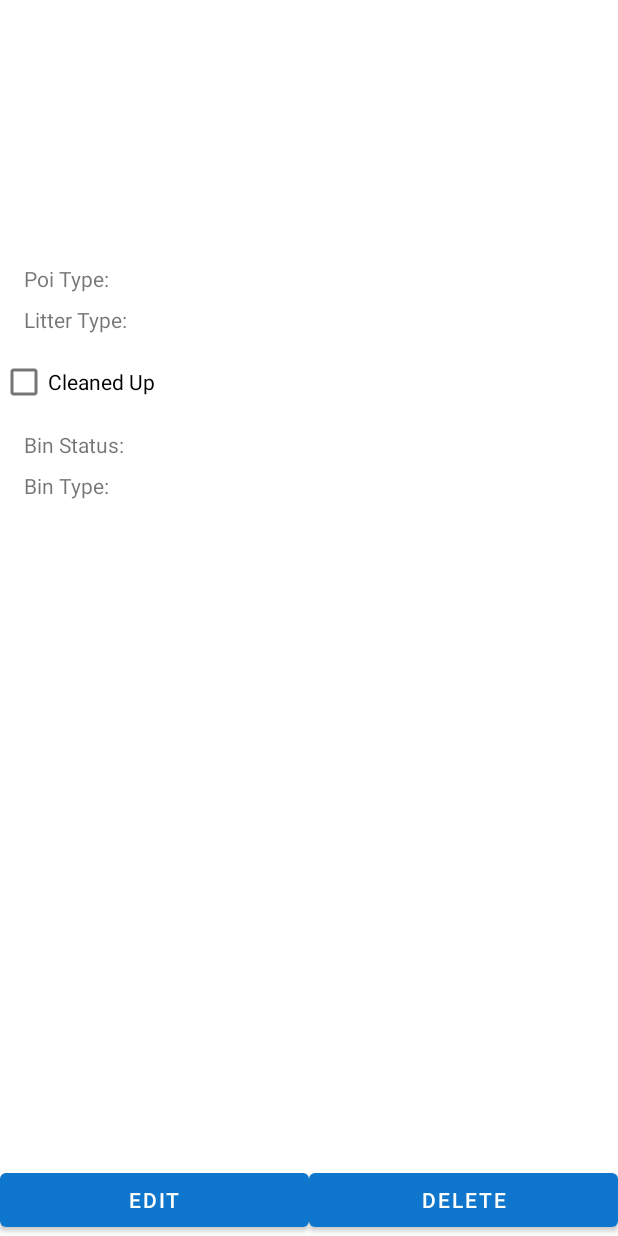
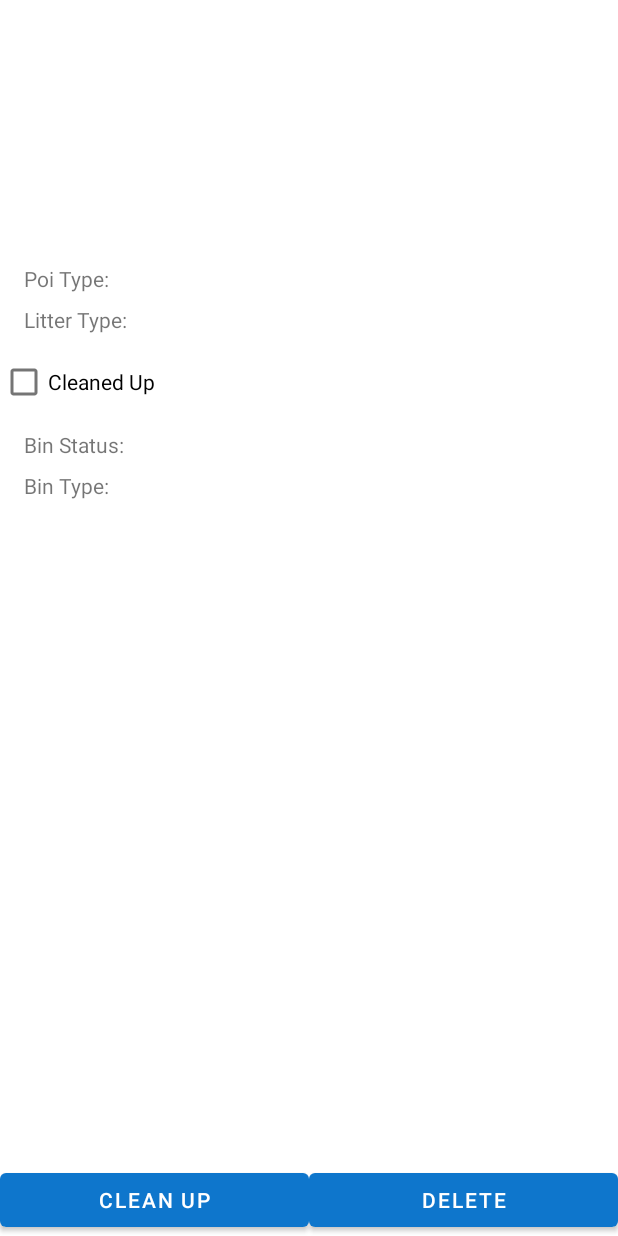
Before and after one commit to grzpiotrowski/bin-there-app, an Android app: the fragment PoiDetailFragment shown on its own in the app's theme, on a phone screen of 412 x 824 dp. Run offline under Robolectric (Android 15) with nearby library versions, the phone set to English and light mode, and no system bars; our stand-ins replace Firebase (no records; nobody signed in at launch, a user with empty details on screens opened directly), Timber, data binding; 5 statements that could not run were skipped.

Commit message:
Clean up button

```diff
--- a/app/src/main/java/ie/setu/bin_there_app/firebase/FirebaseDBManager.kt
+++ b/app/src/main/java/ie/setu/bin_there_app/firebase/FirebaseDBManager.kt
@@ -116,9 +116,7 @@ object FirebaseDBManager : PoiStore {
                 override fun onCancelled(error: DatabaseError) {}
                 override fun onDataChange(snapshot: DataSnapshot) {
                     snapshot.children.forEach {
-                        //Update POI imageUri
                         it.ref.child("poiimage").setValue(imageUri)
-                        //Update all donations that match 'it'
                         val poi = it.getValue(PoiModel::class.java)
                         allPois.child(poi!!.id!!)
                             .child("poiimage").setValue(imageUri)
--- a/app/src/main/java/ie/setu/bin_there_app/ui/addpoi/AddPoiFragment.kt
+++ b/app/src/main/java/ie/setu/bin_there_app/ui/addpoi/AddPoiFragment.kt
@@ -10,6 +10,8 @@ import android.widget.Toast
 import androidx.activity.result.contract.ActivityResultContracts
 import androidx.core.view.MenuHost
 import androidx.core.view.MenuProvider
+import androidx.navigation.findNavController
+import androidx.navigation.fragment.findNavController
 import androidx.fragment.app.Fragment
 import androidx.fragment.app.activityViewModels
 import androidx.lifecycle.Lifecycle
@@ -79,7 +81,7 @@ class AddPoiFragment : Fragment() {
             true -> {
                 view?.let {
                     //Uncomment this if you want to immediately return to POI List
-                    //findNavController().popBackStack()
+                    findNavController().popBackStack()
                 }
             }
             false -> Toast.makeText(context,getString(R.string.poiError),Toast.LENGTH_LONG).show()
--- a/app/src/main/java/ie/setu/bin_there_app/ui/detail/PoiDetailFragment.kt
+++ b/app/src/main/java/ie/setu/bin_there_app/ui/detail/PoiDetailFragment.kt
@@ -43,6 +43,11 @@ class PoiDetailFragment : Fragment() {
             findNavController().navigateUp()
         }
 
+        fragBinding.cleanupPoiButton.setOnClickListener {
+            detailViewModel.cleanupPoi(loggedInViewModel.liveFirebaseUser.value?.uid!!,
+                args.poiId, fragBinding.poivm?.observablePoi!!.value!!)
+        }
+
         return root
     }
 
--- a/app/src/main/res/layout/fragment_poi_detail.xml
+++ b/app/src/main/res/layout/fragment_poi_detail.xml
@@ -95,6 +95,8 @@
             android:layout_width="wrap_content"
             android:layout_height="wrap_content"
             android:layout_marginTop="8dp"
+            android:clickable="false"
+            android:checked="@{poivm.observablePoi.isCleanedUp}"
             android:text="Cleaned Up"
             app:layout_constraintStart_toStartOf="parent"
             app:layout_constraintTop_toBottomOf="@+id/spinnerLitterType" />
@@ -144,10 +146,10 @@
             app:layout_constraintTop_toBottomOf="@+id/spinnerBinStatus" />
 
         <Button
-            android:id="@+id/editPoiButton"
+            android:id="@+id/cleanupPoiButton"
             android:layout_width="0dp"
             android:layout_height="wrap_content"
-            android:text="Edit"
+            android:text="Clean Up"
             app:layout_constraintBottom_toBottomOf="parent"
             app:layout_constraintEnd_toStartOf="@+id/deletePoiButton"
             app:layout_constraintHorizontal_chainStyle="packed"
@@ -160,7 +162,7 @@
             android:text="Delete"
             app:layout_constraintBottom_toBottomOf="parent"
             app:layout_constraintEnd_toEndOf="parent"
-            app:layout_constraintStart_toEndOf="@+id/editPoiButton" />
+            app:layout_constraintStart_toEndOf="@+id/cleanupPoiButton" />
 
     </androidx.constraintlayout.widget.ConstraintLayout>
 </layout>
```
Also changed, not shown: app/src/main/java/ie/setu/bin_there_app/ui/detail/PoiDetailViewModel.kt (+11 -0 lines).
